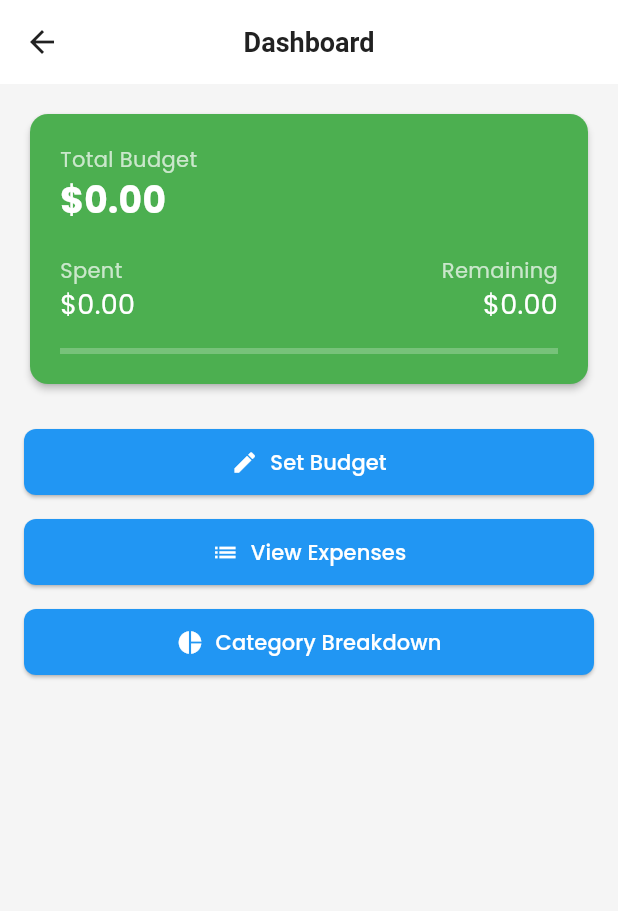
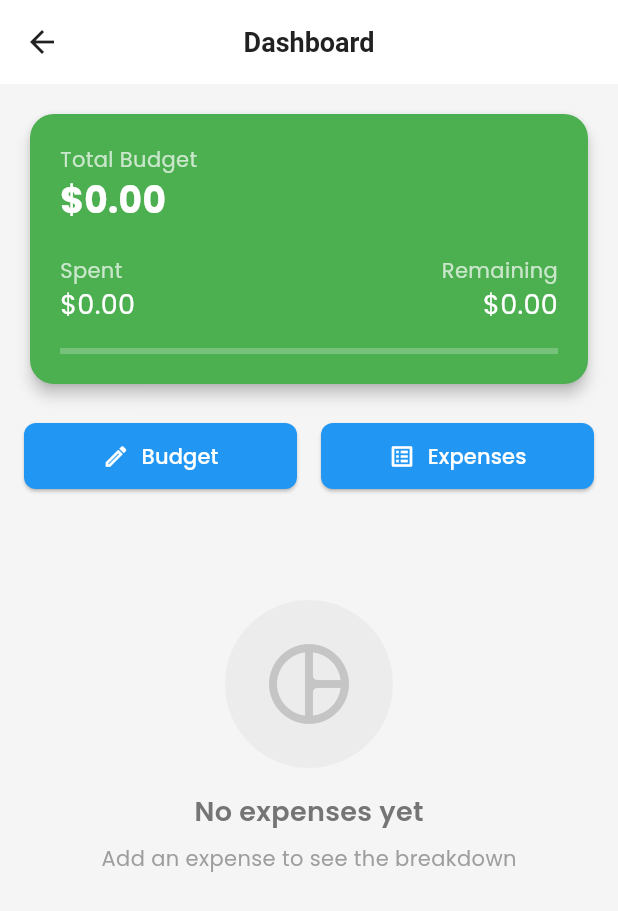
Before and after one commit to mussie-alemayehu/trackme, a Flutter app: the HomeView screen opened by its route, on a phone screen of 412 x 824 dp. Shown: the top 911 px of the screen. Run offline on Flutter 3.47's test engine with Material 3 defaults, Android fonts, the phone set to English and light mode, and no system bars; our stand-ins replace fl_chart, get, google_fonts, sqflite; accounts and stored records are empty.

Commit message:
enable deleting expenses and move breakdown to home screen

```diff
--- a/lib/routes/app_pages.dart
+++ b/lib/routes/app_pages.dart
@@ -11,8 +11,6 @@ import '../screens/expense_list/expense_list_binding.dart';
 import '../screens/expense_list/expense_list_view.dart';
 import '../screens/add_edit_expense/add_edit_expense_binding.dart';
 import '../screens/add_edit_expense/add_edit_expense_view.dart';
-import '../screens/category_breakdown/category_breakdown_binding.dart';
-import '../screens/category_breakdown/category_breakdown_view.dart';
 
 part 'app_routes.dart';
 
@@ -58,10 +56,5 @@ class AppPages {
       page: () => const AddEditExpenseView(),
       binding: AddEditExpenseBinding(),
     ),
-    GetPage(
-      name: _Paths.CATEGORY_BREAKDOWN,
-      page: () => const CategoryBreakdownView(),
-      binding: CategoryBreakdownBinding(),
-    ),
   ];
 }
--- a/lib/screens/home/home_controller.dart
+++ b/lib/screens/home/home_controller.dart
@@ -1,8 +1,24 @@
+import 'package:flutter/material.dart';
 import 'package:get/get.dart';
+import 'package:fl_chart/fl_chart.dart';
 import '../../controllers/budget_controller.dart';
 import '../../controllers/expense_controller.dart';
 import '../../routes/app_pages.dart';
 import '../../models/budget.dart';
+
+class CategoryData {
+  final String name;
+  final double amount;
+  final Color color;
+  final double percentage;
+
+  CategoryData({
+    required this.name,
+    required this.amount,
+    required this.color,
+    required this.percentage,
+  });
+}
 
 class HomeController extends GetxController {
   final BudgetController _budgetController = Get.find();
@@ -18,5 +34,63 @@ class HomeController extends GetxController {
 
   void goToSetBudget() => Get.toNamed(Routes.SET_BUDGET);
   void goToExpenses() => Get.toNamed(Routes.EXPENSE_LIST);
-  void goToBreakdown() => Get.toNamed(Routes.CATEGORY_BREAKDOWN);
+  // Removed goToBreakdown as it is now part of home
+
+  // Chart & Legend Logic
+  final List<Color> _colors = [
+    const Color(0xFF2196F3), // Blue
+    const Color(0xFFF44336), // Red
+    const Color(0xFF4CAF50), // Green
+    const Color(0xFFFFC107), // Amber
+    const Color(0xFF9C27B0), // Purple
+    const Color(0xFFFF9800), // Orange
+    const Color(0xFF009688), // Teal
+    const Color(0xFFE91E63), // Pink
+  ];
+
+  List<CategoryData> get categoryData {
+    final expenses = _expenseController.expenses;
+    if (expenses.isEmpty) return [];
+
+    final Map<String, double> categoryTotals = {};
+    double totalAmount = 0;
+
+    for (var expense in expenses) {
+      categoryTotals[expense.category] =
+          (categoryTotals[expense.category] ?? 0) + expense.amount;
+      totalAmount += expense.amount;
+    }
+
+    int colorIndex = 0;
+    return categoryTotals.entries.map((entry) {
+      final percentage = totalAmount > 0
+          ? (entry.value / totalAmount) * 100
+          : 0.0;
+      final color = _colors[colorIndex % _colors.length];
+      colorIndex++;
+
+      return CategoryData(
+        name: entry.key,
+        amount: entry.value,
+        color: color,
+        percentage: percentage,
+      );
+    }).toList();
+  }
+
+  List<PieChartSectionData> get chartSections {
+    return categoryData.map((data) {
+      return PieChartSectionData(
+        color: data.color,
+        value: data.amount,
+        title: '${data.percentage.toStringAsFixed(0)}%',
+        radius: 50,
+        titleStyle: const TextStyle(
+          fontSize: 12,
+          fontWeight: FontWeight.bold,
+          color: Colors.white,
+        ),
+      );
+    }).toList();
+  }
 }
--- a/lib/screens/home/home_view.dart
+++ b/lib/screens/home/home_view.dart
@@ -1,5 +1,6 @@
 import 'package:flutter/material.dart';
 import 'package:get/get.dart';
+import 'package:fl_chart/fl_chart.dart';
 import 'home_controller.dart';
 import '../../theme/app_colors.dart';
 
@@ -10,7 +11,7 @@ class HomeView extends GetView<HomeController> {
   Widget build(BuildContext context) {
     return Scaffold(
       appBar: AppBar(title: const Text('Dashboard')),
-      body: Padding(
+      body: SingleChildScrollView(
         padding: const EdgeInsets.all(16.0),
         child: Column(
           crossAxisAlignment: CrossAxisAlignment.stretch,
@@ -18,12 +19,15 @@ class HomeView extends GetView<HomeController> {
             // Budget Card
             Card(
               color: AppColors.primary,
+              elevation: 4,
+              shape: RoundedRectangleBorder(
+                borderRadius: BorderRadius.circular(16),
+              ),
               child: Padding(
                 padding: const EdgeInsets.all(20.0),
                 child: Obx(() {
                   final budget = controller.budgetRx.value.amount;
-                  // We need to listen to expenses changes too for totalSpent
-                  // Accessing controller.expensesRx triggers listener
+                  // Trigger updates when expenses change
                   controller.expensesRx.length;
 
                   final spent = controller.totalSpent;
@@ -98,34 +102,152 @@ class HomeView extends GetView<HomeController> {
                 }),
               ),
             ),
-            const SizedBox(height: 24),
-            // Navigation Buttons
-            ElevatedButton.icon(
+            const SizedBox(height: 20),
+
+            // Action Buttons
+            Row(
+              children: [
+                Expanded(
+                  child: ElevatedButton.icon(
                     onPressed: controller.goToSetBudget,
-              icon: const Icon(Icons.edit),
-              label: const Text('Set Budget'),
+                    icon: const Icon(Icons.edit_outlined),
+                    label: const Text('Budget'),
                     style: ElevatedButton.styleFrom(
                       backgroundColor: AppColors.secondary,
+                      padding: const EdgeInsets.symmetric(vertical: 12),
                     ),
                   ),
-            const SizedBox(height: 12),
-            ElevatedButton.icon(
+                ),
+                const SizedBox(width: 16),
+                Expanded(
+                  child: ElevatedButton.icon(
                     onPressed: controller.goToExpenses,
-              icon: const Icon(Icons.list),
-              label: const Text('View Expenses'),
+                    icon: const Icon(Icons.list_alt),
+                    label: const Text('Expenses'),
                     style: ElevatedButton.styleFrom(
                       backgroundColor: AppColors.secondary,
+                      padding: const EdgeInsets.symmetric(vertical: 12),
                     ),
                   ),
-            const SizedBox(height: 12),
-            ElevatedButton.icon(
-              onPressed: controller.goToBreakdown,
-              icon: const Icon(Icons.pie_chart),
-              label: const Text('Category Breakdown'),
-              style: ElevatedButton.styleFrom(
-                backgroundColor: AppColors.secondary,
+                ),
+              ],
+            ),
+
+            const SizedBox(height: 32),
+
+            // Breakdown Section
+            Obx(() {
+              if (controller.expensesRx.isEmpty) {
+                return Center(
+                  child: Column(
+                    mainAxisAlignment: MainAxisAlignment.center,
+                    children: [
+                      const SizedBox(height: 40),
+                      Container(
+                        padding: const EdgeInsets.all(24),
+                        decoration: BoxDecoration(
+                          color: Colors.grey.withValues(alpha: 0.1),
+                          shape: BoxShape.circle,
+                        ),
+                        child: Icon(
+                          Icons.pie_chart_outline_rounded,
+                          size: 64,
+                          color: Colors.grey.withValues(alpha: 0.5),
                         ),
                       ),
+                      const SizedBox(height: 16),
+                      Text(
+                        'No expenses yet',
+                        style: TextStyle(
+                          fontSize: 18,
+                          fontWeight: FontWeight.w600,
+                          color: Colors.grey[600],
+                        ),
+                      ),
+                      const SizedBox(height: 8),
+                      Text(
+                        'Add an expense to see the breakdown',
+                        style: TextStyle(color: Colors.grey[500]),
+                      ),
+                      const SizedBox(height: 20),
+                    ],
+                  ),
+                );
+              }
+
+              final sections = controller.chartSections;
+              final legendData = controller.categoryData;
+
+              return Column(
+                crossAxisAlignment: CrossAxisAlignment.start,
+                children: [
+                  Text(
+                    'Spending Breakdown',
+                    style: Theme.of(context).textTheme.titleLarge?.copyWith(
+                      fontWeight: FontWeight.bold,
+                      color: AppColors.textPrimary,
+                    ),
+                  ),
+                  const SizedBox(height: 24),
+                  SizedBox(
+                    height: 200,
+                    child: PieChart(
+                      PieChartData(
+                        sections: sections,
+                        centerSpaceRadius: 40,
+                        sectionsSpace: 2,
+                        borderData: FlBorderData(show: false),
+                      ),
+                    ),
+                  ),
+                  const SizedBox(height: 24),
+                  // Legend List
+                  ListView.builder(
+                    shrinkWrap: true,
+                    physics: const NeverScrollableScrollPhysics(),
+                    itemCount: legendData.length,
+                    itemBuilder: (context, index) {
+                      final data = legendData[index];
+                      return ListTile(
+                        contentPadding: EdgeInsets.zero,
+                        leading: Container(
+                          width: 16,
+                          height: 16,
+                          decoration: BoxDecoration(
+                            color: data.color,
+                            shape: BoxShape.circle,
+                          ),
+                        ),
+                        title: Text(
+                          data.name,
+                          style: const TextStyle(fontWeight: FontWeight.w500),
+                        ),
+                        trailing: Row(
+                          mainAxisSize: MainAxisSize.min,
+                          children: [
+                            Text(
+                              '${data.percentage.toStringAsFixed(1)}%',
+                              style: const TextStyle(
+                                color: Colors.grey,
+                                fontSize: 12,
+                              ),
+                            ),
+                            const SizedBox(width: 8),
+                            Text(
+                              '\$${data.amount.toStringAsFixed(2)}',
+                              style: const TextStyle(
+                                fontWeight: FontWeight.bold,
+                                fontSize: 14,
+                              ),
+                            ),
+                          ],
+                        ),
+                      );
+                    },
+                  ),
+                ],
+              );
+            }),
           ],
         ),
       ),
```
Also changed, not shown: lib/screens/add_edit_expense/add_edit_expense_controller.dart (+17 -0 lines), lib/screens/add_edit_expense/add_edit_expense_view.dart (+10 -0 lines), lib/screens/category_breakdown/category_breakdown_binding.dart (deleted, +0 -13 lines), lib/screens/category_breakdown/category_breakdown_controller.dart (deleted, +0 -64 lines), lib/screens/category_breakdown/category_breakdown_view.dart (deleted, +0 -52 lines). Lines whose indentation alone changed are shown as unchanged.
